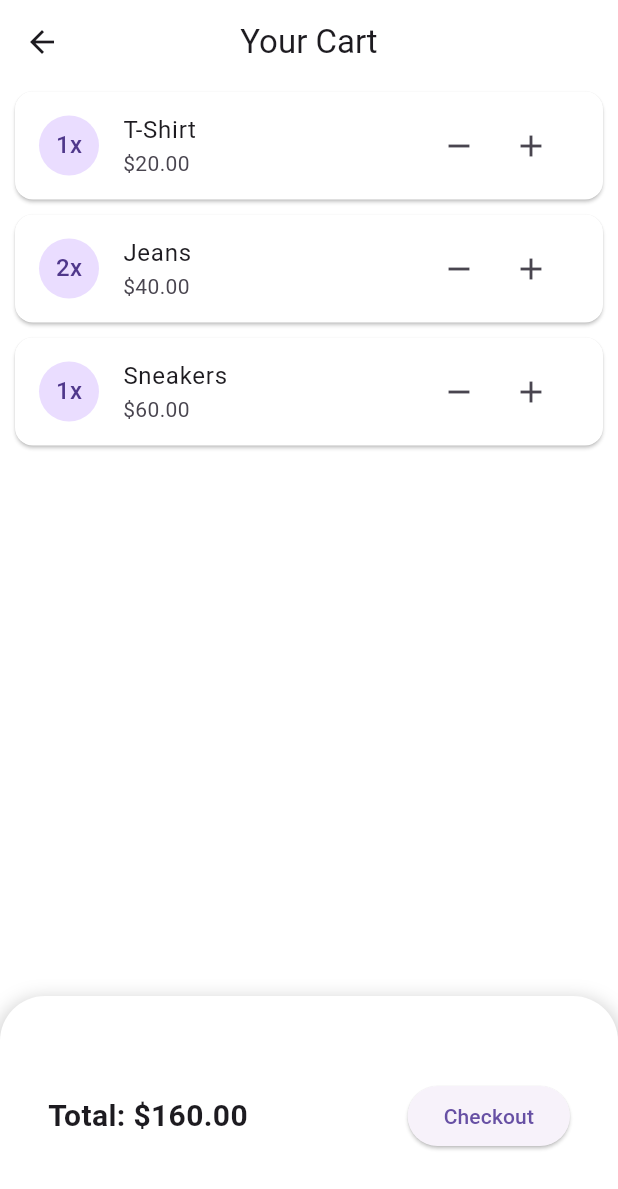
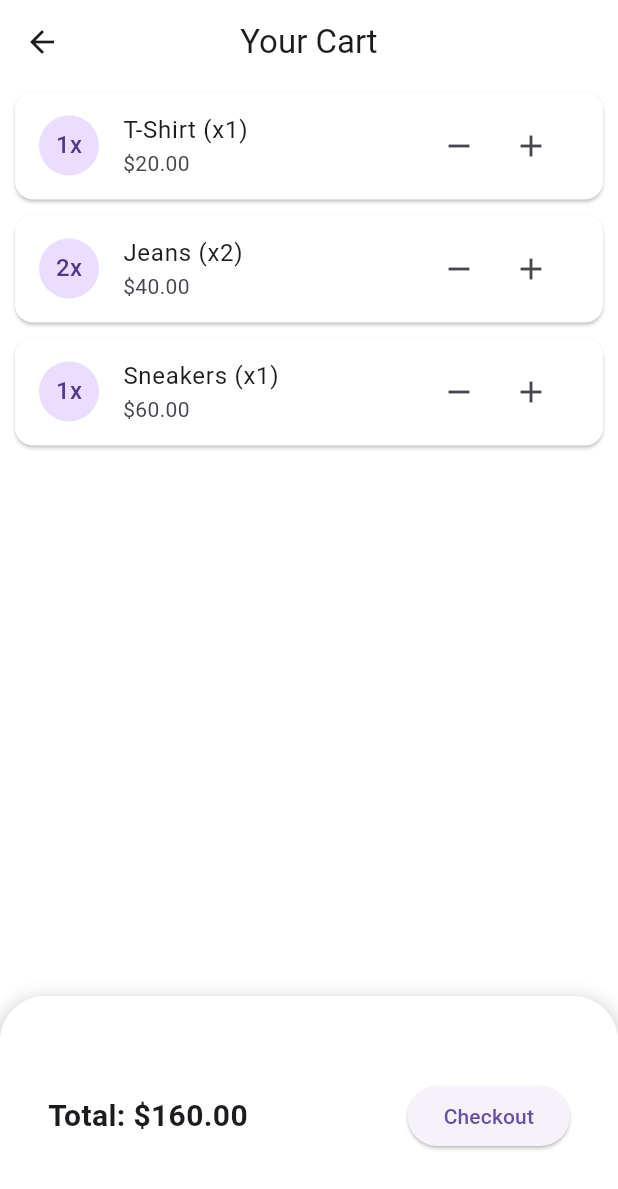
Before and after one commit to hadishamoun1/vesti-app, a Flutter app: the CartScreen screen opened directly, on a phone screen of 412 x 824 dp. Shown: the top 1189 px of the screen. Run offline on Flutter 3.47's test engine with Material 3 defaults, Android fonts, the light colour scheme and no system bars; our stand-ins replace geolocator, image_picker, jwt_decoder, permission_handler, shared_preferences; missing offline and left inert: flutter_background_geolocation; accounts and stored records are empty.

Commit message:
Added the quantity beside the name

```diff
--- a/lib/screens/Cart.dart
+++ b/lib/screens/Cart.dart
@@ -19,7 +19,6 @@ class _CartScreenState extends State<CartScreen> {
 
   void _onCheckout() {
     // Implement checkout functionality here
-    // For example, navigate to a payment screen or show a confirmation dialog
     print('Checkout pressed');
   }
 
@@ -59,7 +58,10 @@ class _CartScreenState extends State<CartScreen> {
                     leading: CircleAvatar(
                       child: Text('${cartItems[index].quantity}x'),
                     ),
-                    title: Text(cartItems[index].name),
+                    title: Text(
+                      '${cartItems[index].name} (x${cartItems[index].quantity})',
+                      style: TextStyle(fontSize: 16),
+                    ),
                     subtitle:
                         Text('\$${cartItems[index].price.toStringAsFixed(2)}'),
                     trailing: Row(
@@ -109,7 +111,6 @@ class _CartScreenState extends State<CartScreen> {
                   ),
                   ElevatedButton(
                     onPressed: () {
-                      // Handle checkout action
                       _onCheckout();
                     },
                     child: Text('Checkout'),
```
